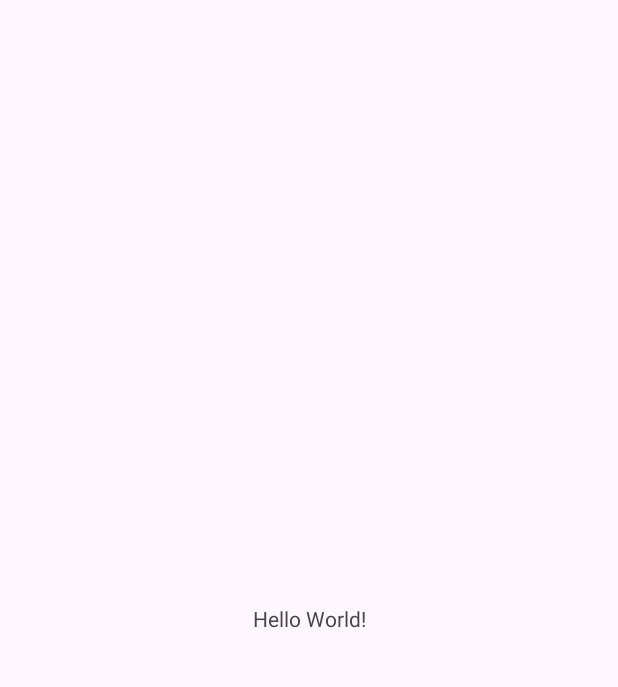
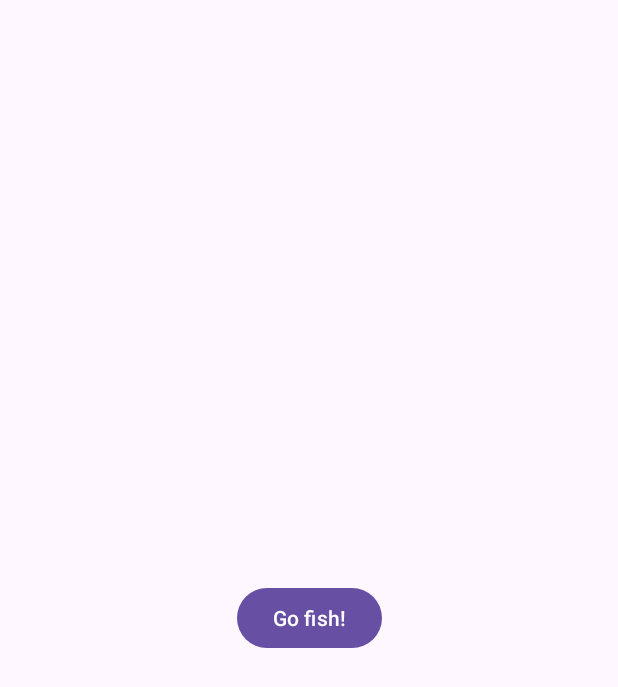
Before and after one commit to Whizma/GOFISH, an Android app: the screen it shows after launch (MainActivity), on a phone screen of 412 x 824 dp. Before the commit the part shown is almost empty. Shown: the top 687 px of the screen. Run offline under Robolectric (Android 15) with nearby library versions, the light colour scheme and no system bars.

Commit message:
add new simple activity with sensors/feedback

```diff
--- a/app/src/main/AndroidManifest.xml
+++ b/app/src/main/AndroidManifest.xml
@@ -13,6 +13,9 @@
         android:theme="@style/Theme.GOFISH"
         tools:targetApi="31">
         <activity
+            android:name=".FishingGame"
+            android:exported="false" />
+        <activity
             android:name=".MainActivity"
             android:exported="true">
             <intent-filter>
--- a/app/src/main/java/com/example/gofish/MainActivity.java
+++ b/app/src/main/java/com/example/gofish/MainActivity.java
@@ -2,13 +2,29 @@
 
 import androidx.appcompat.app.AppCompatActivity;
 
+import android.content.Intent;
 import android.os.Bundle;
+import android.view.View;
+import android.widget.Button;
+
 
 public class MainActivity extends AppCompatActivity {
+
+    Button goFishButton;
 
     @Override
     protected void onCreate(Bundle savedInstanceState) {
         super.onCreate(savedInstanceState);
         setContentView(R.layout.activity_main);
+        goFishButton = findViewById(R.id.gofish);
+
+        goFishButton.setOnClickListener(new View.OnClickListener() {
+            @Override
+            public void onClick(View v) {
+                startActivity(new Intent(MainActivity.this, FishingGame.class));
+            }
+        });
     }
+
+
 }
--- a/app/src/main/res/layout/activity_main.xml
+++ b/app/src/main/res/layout/activity_main.xml
@@ -6,10 +6,11 @@
     android:layout_height="match_parent"
     tools:context=".MainActivity">
 
-    <TextView
+    <Button
+        android:id="@+id/gofish"
         android:layout_width="wrap_content"
         android:layout_height="wrap_content"
-        android:text="Hello World!"
+        android:text="Go fish!"
         app:layout_constraintBottom_toBottomOf="parent"
         app:layout_constraintEnd_toEndOf="parent"
         app:layout_constraintStart_toStartOf="parent"
```
Also changed, not shown: app/src/main/java/com/example/gofish/FishingGame.java (added, +52 -0 lines), app/src/main/res/layout/activity_fishing_game.xml (added, +9 -0 lines), 2 other files.
